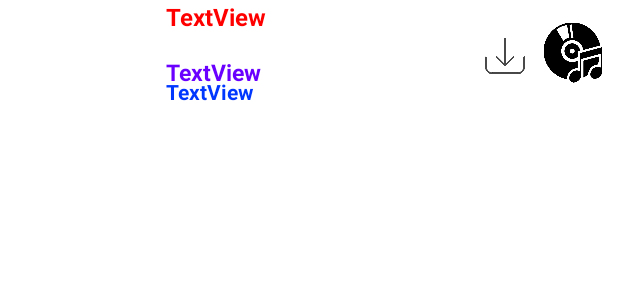
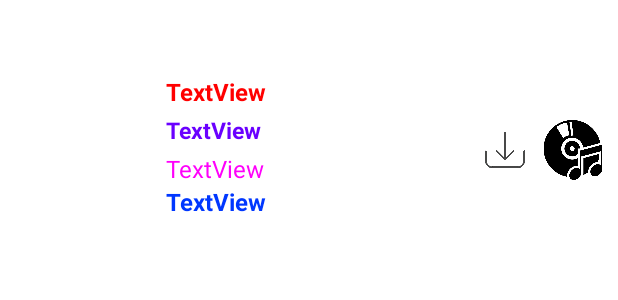
Before and after one commit to Adictos-Al-Codigo/SpotMelody, an Android app: the layout layout_list_view_item.xml on its own in the app's theme, with its tools: preview values and no code run, on a phone screen of 412 x 824 dp. Shown: the top 300 px of the screen. Run offline under Robolectric (Android 15) with nearby library versions, the phone set to English and light mode, and no system bars.

Commit message:
Popularidad añadido

```diff
--- a/app/src/main/java/com/jahircelorio/spotmelody/CustomListAdapter.java
+++ b/app/src/main/java/com/jahircelorio/spotmelody/CustomListAdapter.java
@@ -71,7 +71,8 @@ public class CustomListAdapter extends BaseAdapter {
             viewHolder.txtTrackName.setText(result.getTrackName());
             viewHolder.txtArtistName.setText(result.getArtistName());
             url_album = result.getTrackViewUrl();
-            viewHolder.primaryGenreName.setText(result.getPrimaryGenreName());
+            viewHolder.primaryGenreName.setText("Genero: " + result.getPrimaryGenreName());
+            viewHolder.collectionPrice.setText("Popularidad: " + result.getCollectionPrice());
             Picasso.get().load(result.getArtworkUrl100()).error(R.drawable.musica).into(viewHolder.imgPhoto);
             String destFilename = context.getCacheDir() + "/" + result.getTrackId() + ".m4a";
             if (new File(destFilename).exists()) {
@@ -99,6 +100,8 @@ public class CustomListAdapter extends BaseAdapter {
 
         TextView primaryGenreName = null;
 
+        TextView collectionPrice = null;
+
         public ViewHolder(View view){
             imgPhoto = view.findViewById(R.id.imgPhoto);
             txtTrackName = view.findViewById(R.id.txtTrackName);
@@ -106,6 +109,7 @@ public class CustomListAdapter extends BaseAdapter {
             imgAction = view.findViewById(R.id.imgAction);
             trackViewUrl = view.findViewById(R.id.mostrar_album);
             primaryGenreName = view.findViewById(R.id.genero);
+            collectionPrice = view.findViewById(R.id.popularidad);
         }
 
 
--- /dev/null
+++ b/app/src/main/res/drawable/border.xml
@@ -0,0 +1,5 @@
+<?xml version="1.0" encoding="utf-8"?>
+<shape xmlns:android="http://schemas.android.com/apk/res/android">
+    <stroke android:color="#000000" android:width="2dp" />
+    <corners android:radius="5dp" />
+</shape>
--- a/app/src/main/res/layout/layout_list_view_item.xml
+++ b/app/src/main/res/layout/layout_list_view_item.xml
@@ -3,7 +3,8 @@
     xmlns:app="http://schemas.android.com/apk/res-auto"
     xmlns:tools="http://schemas.android.com/tools"
     android:layout_width="match_parent"
-    android:layout_height="75dp">
+    android:layout_height="100dp"
+    android:layout_marginTop="50dp">
 
     <ImageView
         android:id="@+id/imgPhoto"
@@ -25,10 +26,10 @@
         <TextView
             android:id="@+id/txtTrackName"
             android:layout_width="match_parent"
-            android:layout_height="40dp"
+            android:layout_height="wrap_content"
             android:layout_weight="1"
+            android:text="TextView"
             android:textColor="#FF0000"
-            android:text="TextView"
             android:textSize="16sp"
             android:textStyle="bold" />
 
@@ -37,10 +38,19 @@
             android:layout_width="wrap_content"
             android:layout_height="wrap_content"
             android:layout_weight="1"
+            android:text="TextView"
             android:textColor="#6A00FF"
-            android:text="TextView"
             android:textSize="15dp"
             android:textStyle="bold" />
+
+        <TextView
+            android:id="@+id/popularidad"
+            android:layout_width="match_parent"
+            android:layout_height="wrap_content"
+            android:layout_weight="1"
+            android:text="TextView"
+            android:textColor="#FF00FB"
+            android:textSize="16dp"/>
 
         <TextView
             android:id="@+id/genero"
@@ -49,6 +59,7 @@
             android:layout_weight="0"
             android:text="TextView"
             android:textColor="#0037FF"
+            android:textSize="16dp"
             android:textStyle="bold"
             android:translationY="-5dp" />
 
@@ -73,6 +84,6 @@
         android:onClick="mostrarAlbumOnClick"
         android:src="@drawable/album"
         android:translationX="-10dp"
-        android:translationY="15dp" />
+        android:translationY="30dp" />
 
 </LinearLayout>
```
Also changed, not shown: app/src/main/java/com/jahircelorio/spotmelody/Service/model/Result.java (+12 -1 lines).
